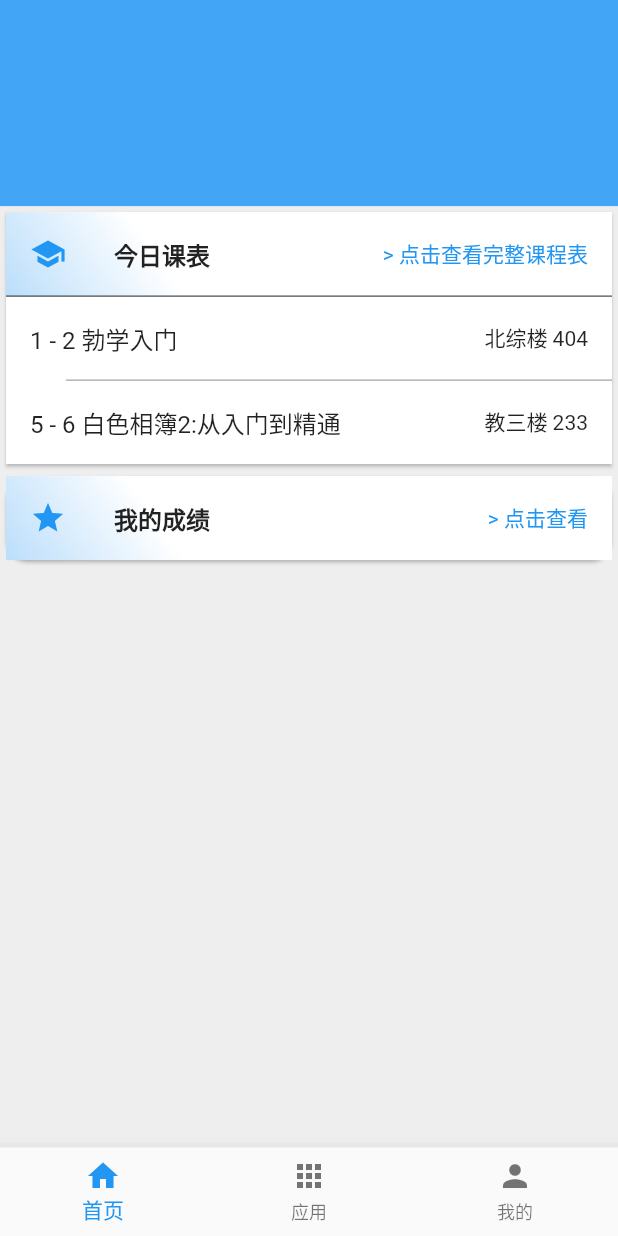
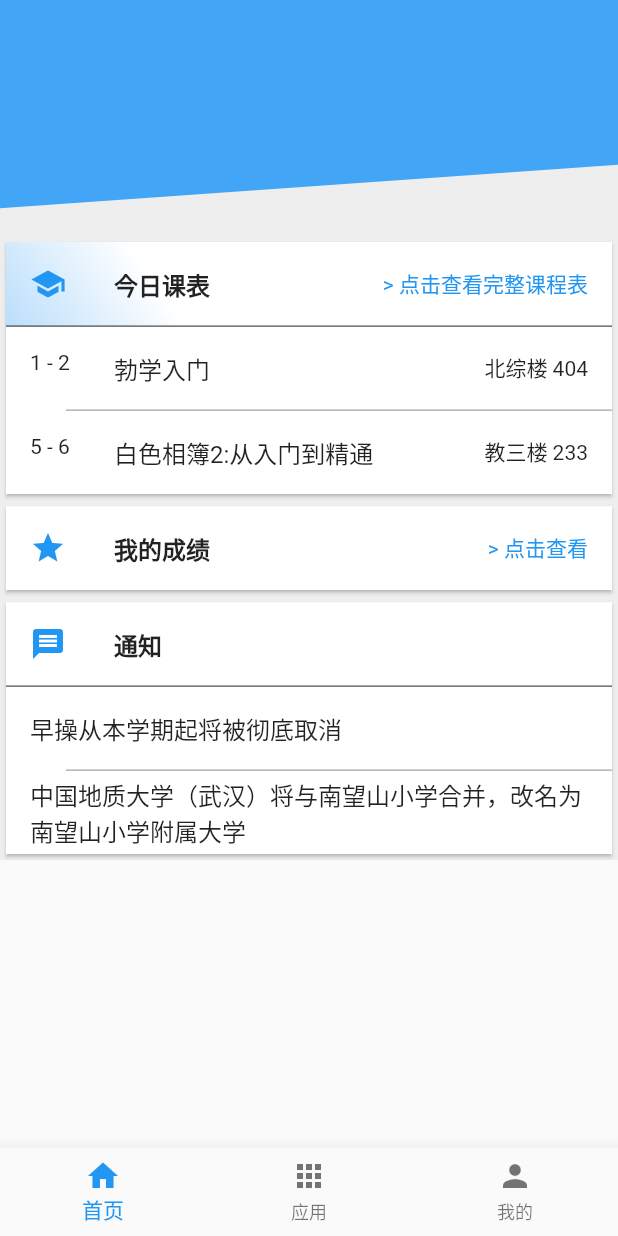
Before and after one commit to PointStoneTeam/cugapp, a Flutter app: the screen it shows after launch, on a phone screen of 412 x 824 dp. Run offline on Flutter 3.47's test engine with Material 2 defaults, Android fonts, the phone set to English and light mode, and no system bars.

Commit message:
Improve colors

```diff
--- a/lib/views/apps.dart
+++ b/lib/views/apps.dart
@@ -1,4 +1,5 @@
 import 'package:flutter/material.dart';
+import 'package:cugapp/utils/global_config.dart';
 
 class AppsPageWidget extends StatefulWidget {
   @override
@@ -10,6 +11,9 @@ class AppsPageWidgetState extends State<AppsPageWidget> {
   @override
   Widget build(BuildContext context) {
     return new Scaffold(
+      appBar: AppBar(
+          title: Text("应用中心"),
+      ),
       body: new Center(
         child: new Text("应用中心"),
       ),
--- a/lib/views/home.dart
+++ b/lib/views/home.dart
@@ -1,4 +1,5 @@
 import 'package:flutter/material.dart';
+import 'package:cugapp/utils/global_config.dart';
 import 'pages/grade.dart';
 
 class HomePageWidget extends StatefulWidget {
@@ -21,19 +22,22 @@ class HomePageWidgetState extends State<HomePageWidget> {
 
   @override
   Widget build(BuildContext context) {
-    return new Container(
-      decoration: new BoxDecoration(color: Colors.grey[200]),
+    return new MaterialApp(
+      home: SingleChildScrollView(
+        child: Container(
+          decoration: new BoxDecoration(color: GlobalConfig.backgroundColor),
           child: new Column(
             mainAxisAlignment: MainAxisAlignment.start,
             children: <Widget>[
               // top bar
               Container(
-            constraints: new BoxConstraints.expand(
-              height: Theme.of(context).textTheme.display1.fontSize * 1.1 + 100.0,
+                constraints: BoxConstraints.expand(
+                  height: Theme.of(context).textTheme.display1.fontSize * 1.1 + 120.0,
                 ),
                 padding: const EdgeInsets.all(8.0),
                 color: Colors.blue[400],
                 alignment: Alignment.center,
+                transform: Matrix4.skew(0, -0.14) + Matrix4.rotationX(0.7),
               ),
               // Card for courses
               Card(
@@ -44,7 +48,7 @@ class HomePageWidgetState extends State<HomePageWidget> {
                   children: <Widget>[
                     Container(
                       child: ListTile(
-                    leading: Icon(Icons.school, color: Colors.blue[500],),
+                        leading: Icon(Icons.school, color: GlobalConfig.topicBlue),
                         title: Text('今日课表', style: TextStyle(fontWeight: FontWeight.bold)),
                         trailing: const Text('> 点击查看完整课程表', style: TextStyle(color: Colors.blue),),
                         onTap: this.openFullCoursePage,
@@ -54,21 +58,23 @@ class HomePageWidgetState extends State<HomePageWidget> {
                       ),
                     ),
                     Divider(
-                  color: Colors.black87,
+                      color: GlobalConfig.dividerBlack,
                       height: 0,
                     ),
                     ListTile(
-                  title: Text('1 - 2 勃学入门', style: TextStyle(fontWeight: FontWeight.normal),),
+                      leading: Text("1 - 2"),
+                      title: Text('勃学入门', style: TextStyle(fontWeight: FontWeight.normal),),
                       trailing: Text("北综楼 404"),
                       isThreeLine: false,
                     ),
                     Divider(
-                  color: Colors.black45,
+                      color: GlobalConfig.dividerGrey,
                       height: 0,
                       indent: 40,
                     ),
                     ListTile(
-                  title: Text('5 - 6 白色相簿2:从入门到精通', style: TextStyle(fontWeight: FontWeight.normal),),
+                      leading: Text("5 - 6"),
+                      title: Text('白色相簿2:从入门到精通', style: TextStyle(fontWeight: FontWeight.normal),),
                       trailing: Text("教三楼 233"),
                     )
                   ],
@@ -76,26 +82,59 @@ class HomePageWidgetState extends State<HomePageWidget> {
               ),
               // Card for grade
               Card(
-            shape: const RoundedRectangleBorder(borderRadius: BorderRadius.all(Radius.circular(14.0))),  //设置圆角
+                shape: const RoundedRectangleBorder(borderRadius: BorderRadius.all(Radius.circular(0.0))),  //设置圆角
                 child: Column(
                   mainAxisSize: MainAxisSize.min,
                   children: <Widget>[
                     Container(
                       child: ListTile(
-                    leading: Icon(Icons.grade, color: Colors.blue[500]),
+                        leading: Icon(Icons.grade, color: GlobalConfig.topicBlue),
                         title: Text('我的成绩', style: TextStyle(fontWeight: FontWeight.bold)),
                         trailing: Text('> 点击查看', style: TextStyle(color: Colors.blue)),
                         onTap: openGradePage,
                       ),
-                  decoration: BoxDecoration(
-                    gradient: LinearGradient(colors: [Colors.white, Colors.blue[100]], begin: FractionalOffset(0.2, 0), end: FractionalOffset(0, 1))
+                      // decoration: BoxDecoration(
+                      //   gradient: LinearGradient(colors: [Colors.white, Colors.blue[100]], begin: FractionalOffset(0.2, 0), end: FractionalOffset(0, 1))
+                      // ),
+                    )
+                  ],
                 ),
+              ),
+              Card(
+                elevation: 1.0,
+                shape: const RoundedRectangleBorder(borderRadius: BorderRadius.all(Radius.circular(0.0))),  //设置圆角
+                child: Column(
+                  mainAxisSize: MainAxisSize.min,
+                  children: <Widget>[
+                    Container(
+                      child: ListTile(
+                        leading: Icon(Icons.message, color: GlobalConfig.topicBlue),
+                        title: Text('通知', style: TextStyle(fontWeight: FontWeight.bold)),
+                      ),
+                    ),
+                    Divider(
+                      color: GlobalConfig.dividerBlack,
+                      height: 0,
+                    ),
+                    ListTile(
+                      title: Text('早操从本学期起将被彻底取消', style: TextStyle(fontWeight: FontWeight.normal),),
+                    ),
+                    Divider(
+                      color: GlobalConfig.dividerGrey,
+                      height: 0,
+                      indent: 40,
+                    ),
+                    ListTile(
+                      title: Text('中国地质大学（武汉）将与南望山小学合并，改名为南望山小学附属大学', style: TextStyle(fontWeight: FontWeight.normal),),
                     )
                   ],
                 ),
               ),
             ],
           ),
+        )
+      ),
     );
+
   }
 }
--- a/lib/views/setting.dart
+++ b/lib/views/setting.dart
@@ -1,4 +1,5 @@
 import 'package:flutter/material.dart';
+import 'package:cugapp/utils/global_config.dart';
 
 class SettingPageWidget extends StatefulWidget {
   @override
@@ -10,7 +11,7 @@ class SettingPageWidgetState extends State<SettingPageWidget> {
   @override
   Widget build(BuildContext context) {
     return new Container(
-      decoration: new BoxDecoration(color: Colors.grey[200]),
+      decoration: new BoxDecoration(color: GlobalConfig.backgroundColor),
       child: new Column(
         mainAxisAlignment: MainAxisAlignment.start,
         children: <Widget>[
@@ -20,10 +21,13 @@ class SettingPageWidgetState extends State<SettingPageWidget> {
               height: Theme.of(context).textTheme.display1.fontSize * 1.1 + 100.0,
             ),
             padding: const EdgeInsets.all(8.0),
-            color: Colors.blueGrey.shade400,
+            color: GlobalConfig.topicBlue,
             alignment: Alignment.center,
           ),
-          ListTile(title: Text('上课提醒'), trailing: Switch(onChanged: (a) {}, value: false,),),
+          ListTile(
+            title: Text('上课提醒'),
+            trailing: Switch(onChanged: (a) {}, value: false,),
+          ),
           Divider(color: Colors.black54,),
         ]
       ),
```
Lines whose indentation alone changed are shown as unchanged.
